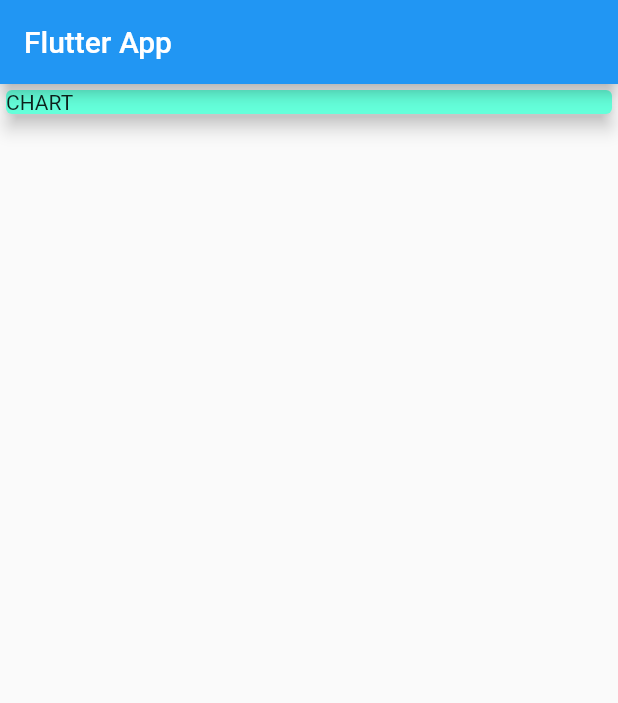
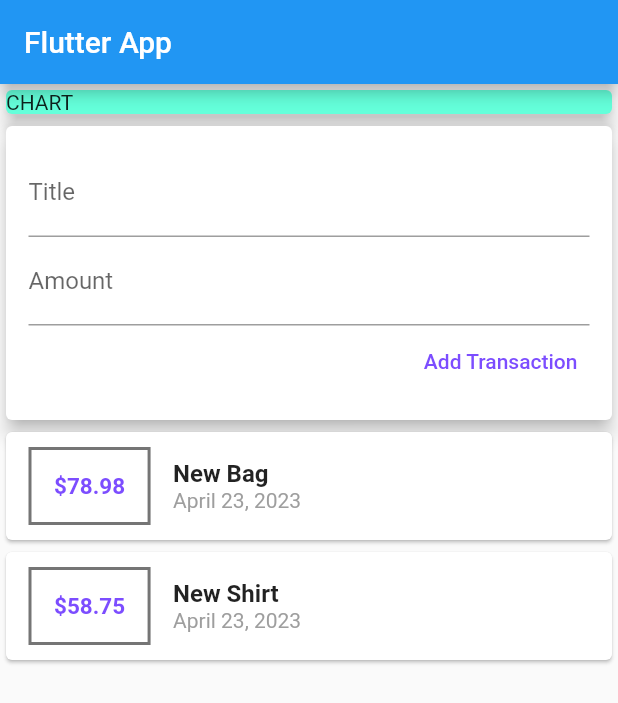
Before and after one commit to PrinceKae/pentry, a Flutter app: the screen it shows after launch, on a phone screen of 412 x 824 dp. Shown: the top 703 px of the screen. Run offline on Flutter 3.47's test engine with Material 2 defaults, Android fonts, the light colour scheme and no system bars.

Commit message:
Widgets were created in different files and also userTransaction was genereated in the main file.

```diff
--- a/lib/main.dart
+++ b/lib/main.dart
@@ -1,6 +1,5 @@
 import 'package:flutter/material.dart';
-import './widgets/new_transaction.dart';
-import './widgets/transaction_list.dart';
+import './widgets/user_transaction.dart';
 
 void main() => runApp(MyApp());
 
@@ -39,6 +38,7 @@
               elevation: 5,
             ),
           ),
+      UserTransactions()
       //Textfield is an input field, inorder to create an input field, you would have to do it under the container of the AppBar.
 
 
--- a/lib/widgets/user_transaction.dart
+++ b/lib/widgets/user_transaction.dart
@@ -1,7 +1,7 @@
 import 'package:flutter/material.dart';
 import './new_transaction.dart';
 import './transaction_list.dart';
-
+import '../models/transaction.dart';
 
 class UserTransactions extends StatefulWidget {
   @override
@@ -9,11 +9,42 @@
 }
 
 class _UserTransactionsState extends State<UserTransactions> {
+  final List <Transaction> _userTransactions = [
+    Transaction(
+      id: 't1',
+      title: 'New Bag',
+      amount: 78.98,
+      date: DateTime.now(),
+    ),
+    Transaction(
+      id: 't2',
+      title: 'New Shirt',
+      amount: 58.75,
+      date: DateTime.now(),
+
+    ),
+
+  ];
+
+
+  void _addNewTransaction(String txTitle, double txAmount) {
+    final newTx = Transaction(
+        id: DateTime.now().toString(),
+        title: txTitle,
+        amount: txAmount,
+        date: DateTime.now()
+    );
+    setState(() {
+      _userTransactions.add(newTx);
+    });
+  }
+
   @override
   Widget build(BuildContext context) {
     return Column(
       children: <Widget>[
-
+        NewTransaction(),
+        TransactionList(_userTransactions),
       ],
     );
   }
```
